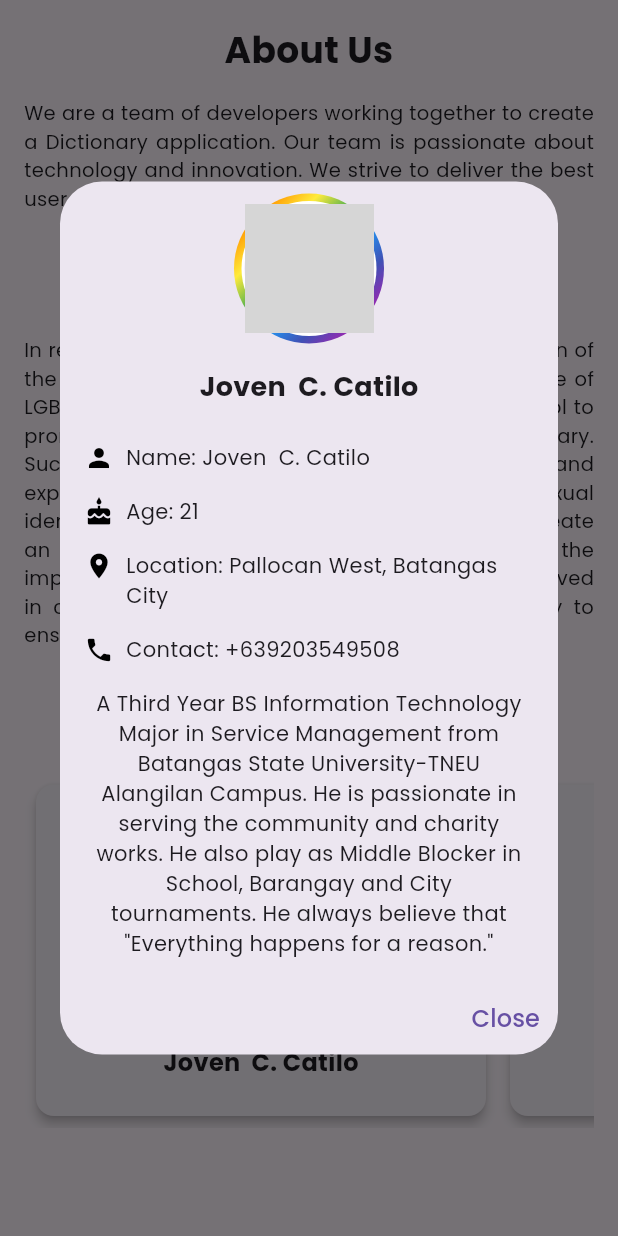
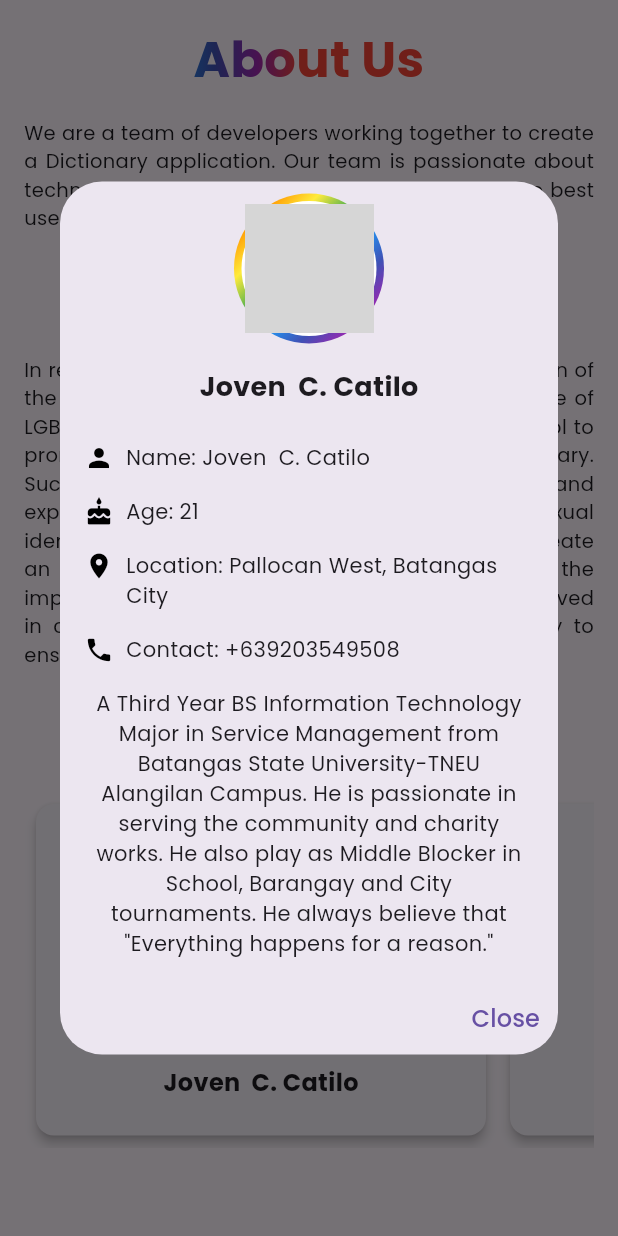
Before and after one commit to Olowap/LGBTQ-Hub, a Flutter app: the Info screen opened directly, after a tap on an icon or button, on a phone screen of 412 x 824 dp. Run offline on Flutter 3.47's test engine with Material 3 defaults, Android fonts, the phone set to English and light mode, and no system bars; our stand-ins replace google_fonts, video_player; grey boxes are pictures that could not be loaded.

Commit message:
modifed first text in home and info

```diff
--- a/app/lib/info.dart
+++ b/app/lib/info.dart
@@ -312,11 +312,25 @@ class _InfoState extends State<Info> {
                Text(
                           'About Us',
                           style: GoogleFonts.poppins(
-                  fontSize: 24,
+                            fontSize: MediaQuery.of(context).size.width * 0.08,
                             fontWeight: FontWeight.bold,
+                            foreground: Paint()
+                              ..shader = LinearGradient(
+                                colors: <Color>[
+                                  Colors.red,
+                                  Colors.orange,
+                                  Colors.yellow,
+                                  Colors.green,
+                                  Colors.blue,
+                                  Colors.indigo,
+                                  Colors.purple,
+                                  Colors.red,
+                                ],
+                              ).createShader(Rect.fromLTWH(0.0, 0.0, 200.0, 70.0)),
                           ),
                           textAlign: TextAlign.center,
                         ),
+
               SizedBox(height: 16),
               Text(
                 'We are a team of developers working together to create a Dictionary application. Our team is passionate about technology and innovation. We strive to deliver the best user experience through our applications.',
```
Also changed, not shown: app/lib/home.dart (+8 -14 lines). Lines whose indentation alone changed are shown as unchanged.
